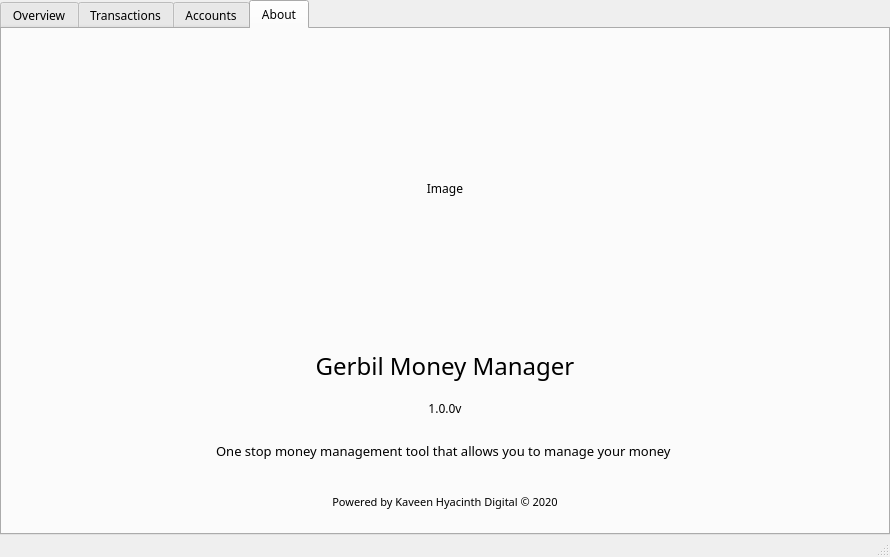
The window that dashboard.ui (kaveenhyacinth/Gerbil-expense-tracker) describes before a commit, drawn with Qt 5.
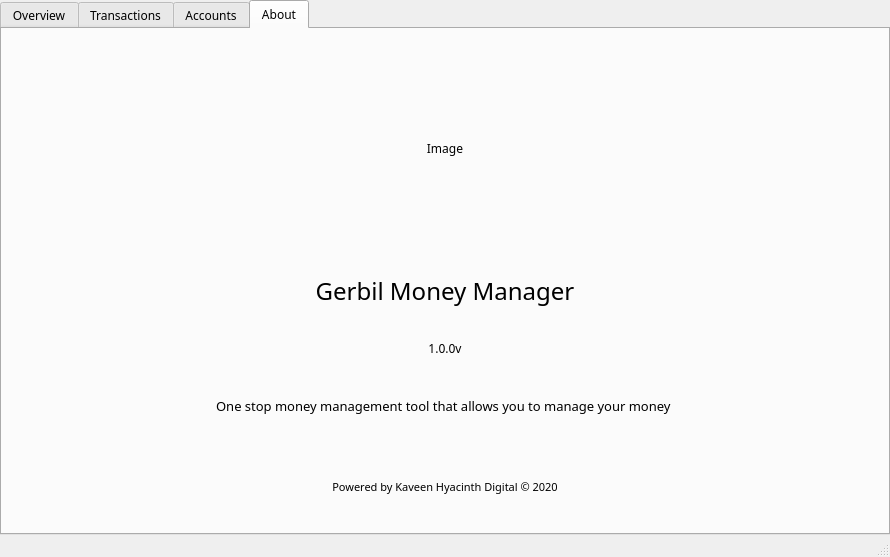
The same window after the commit. The open tabs and pages were chosen to show the change. Icons and pictures are not drawn.

```diff
--- a/dashboard.ui
+++ b/dashboard.ui
@@ -767,15 +767,24 @@
           <property name="leftMargin">
            <number>50</number>
           </property>
+          <property name="topMargin">
+           <number>10</number>
+          </property>
           <property name="rightMargin">
            <number>50</number>
           </property>
           <item>
            <widget class="QLabel" name="lblAboutImage">
+            <property name="sizePolicy">
+             <sizepolicy hsizetype="Preferred" vsizetype="Fixed">
+              <horstretch>0</horstretch>
+              <verstretch>0</verstretch>
+             </sizepolicy>
+            </property>
             <property name="minimumSize">
              <size>
               <width>0</width>
-              <height>300</height>
+              <height>200</height>
              </size>
             </property>
             <property name="text">
```
Left out of the diff: 2 changed lines with no effect on the pictures.
